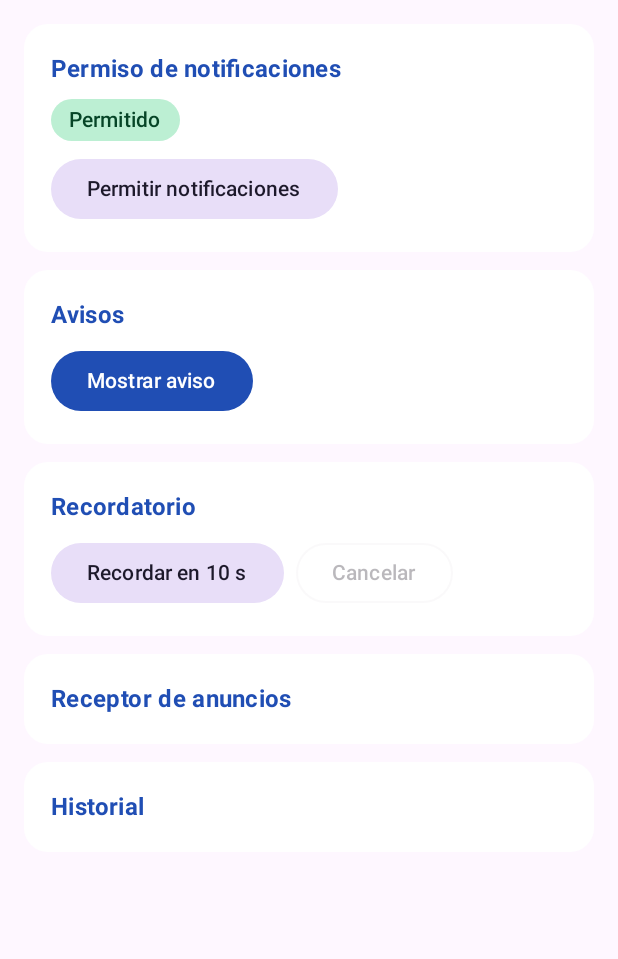
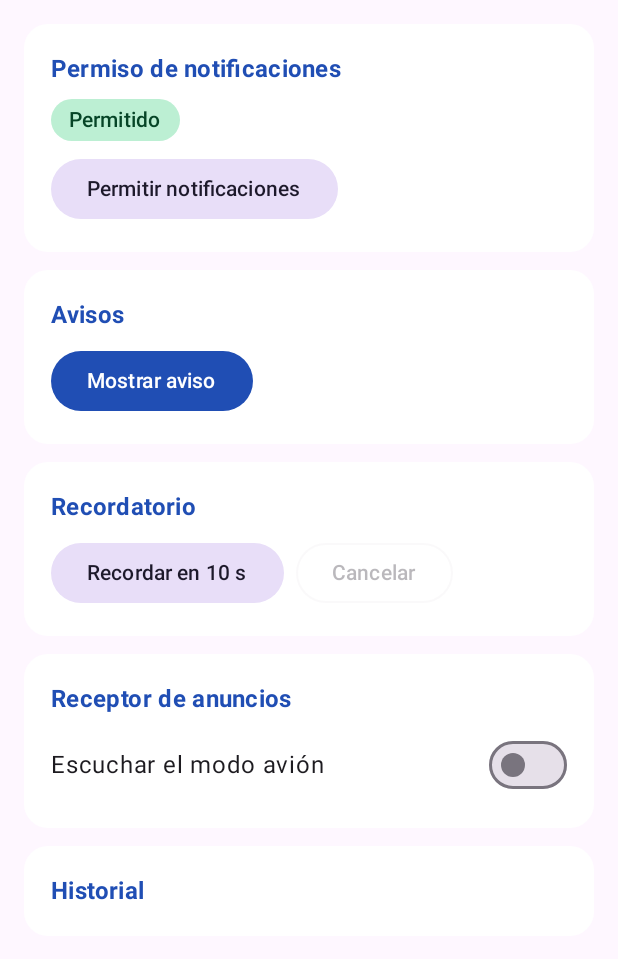
Before and after one commit to israelhuamanh/AvisosCampus, an Android app built with Jetpack Compose: the screen it shows after launch (MainActivity), on a phone screen of 412 x 824 dp, the part 96-1055 px from its top. Run offline under Robolectric (Android 15) with nearby library versions, the phone set to English and light mode, and no system bars.

Commit message:
feat(receptor): escucha el modo avion con BroadcastReceiver

```diff
--- a/app/src/main/java/com/tecsup/avisoscampus/ui/PantallaAvisos.kt
+++ b/app/src/main/java/com/tecsup/avisoscampus/ui/PantallaAvisos.kt
@@ -1,5 +1,11 @@
 package com.tecsup.avisoscampus.ui
 
+import android.content.Intent
+import android.content.IntentFilter
+import androidx.core.content.ContextCompat
+import androidx.compose.foundation.selection.toggleable
+import androidx.compose.ui.semantics.Role
+import com.tecsup.avisoscampus.receiver.ModoAvionReceiver
 import android.Manifest
 import android.os.Build
 import androidx.activity.compose.rememberLauncherForActivityResult
@@ -49,6 +55,15 @@ fun PantallaAvisos(vm: AvisosViewModel) {
         vm.eventos.collect { aviso -> Notificador.mostrar(contexto, aviso) }
     }
     val faltan by vm.faltan.collectAsState()
+    val escuchando by vm.escuchandoAvion.collectAsState()
+    DisposableEffect(contexto, escuchando) {
+        if (escuchando) {
+            val receptor = ModoAvionReceiver(vm::alCambiarModoAvion)
+            ContextCompat.registerReceiver(contexto, receptor, IntentFilter(Intent.ACTION_AIRPLANE_MODE_CHANGED),
+                ContextCompat.RECEIVER_NOT_EXPORTED)
+            onDispose { contexto.unregisterReceiver(receptor) }
+        } else onDispose {}
+    }
     Scaffold(topBar = {
         TopAppBar(title = { Text("AvisosCampus", fontWeight = FontWeight.Bold) },
             colors = TopAppBarDefaults.topAppBarColors(containerColor = MaterialTheme.colorScheme.primary,
@@ -88,9 +103,20 @@ fun PantallaAvisos(vm: AvisosViewModel) {
                     faltan?.let { Text("Faltan $it s", style = MaterialTheme.typography.titleLarge,
                         color = MaterialTheme.colorScheme.primary) }
                 }
-                Tarjeta("Receptor de anuncios") {}
+                Tarjeta("Receptor de anuncios") {
+                    OpcionEscucha("Escuchar el modo avión", escuchando, vm::cambiarEscucha)
+                }
                 Tarjeta("Historial") {}
             }
         }
     }
 }
+
+@Composable
+private fun OpcionEscucha(texto: String, activo: Boolean, cambiar: (Boolean) -> Unit) {
+    Row(Modifier.fillMaxWidth().heightIn(min = 48.dp).toggleable(activo, role = Role.Switch, onValueChange = cambiar),
+        verticalAlignment = Alignment.CenterVertically) {
+        Text(texto, Modifier.weight(1f))
+        Switch(checked = activo, onCheckedChange = null)
+    }
+}
--- a/app/src/main/java/com/tecsup/avisoscampus/viewmodel/AvisosViewModel.kt
+++ b/app/src/main/java/com/tecsup/avisoscampus/viewmodel/AvisosViewModel.kt
@@ -45,4 +45,13 @@ class AvisosViewModel(private val repo: AvisosRepository) : ViewModel() {
         }
     }
     fun cancelarRecordatorio() { trabajo?.cancel() }
+
+    private val _escuchandoAvion = MutableStateFlow(false)
+    val escuchandoAvion = _escuchandoAvion.asStateFlow()
+    fun cambiarEscucha(valor: Boolean) { _escuchandoAvion.value = valor }
+    fun alCambiarModoAvion(activo: Boolean) {
+        viewModelScope.launch {
+            emitir("Modo avión", if (activo) "Activado" else "Desactivado", Origen.MODO_AVION)
+        }
+    }
 }
```
Also changed, not shown: app/src/main/java/com/tecsup/avisoscampus/receiver/ModoAvionReceiver.kt (added, +11 -0 lines).
